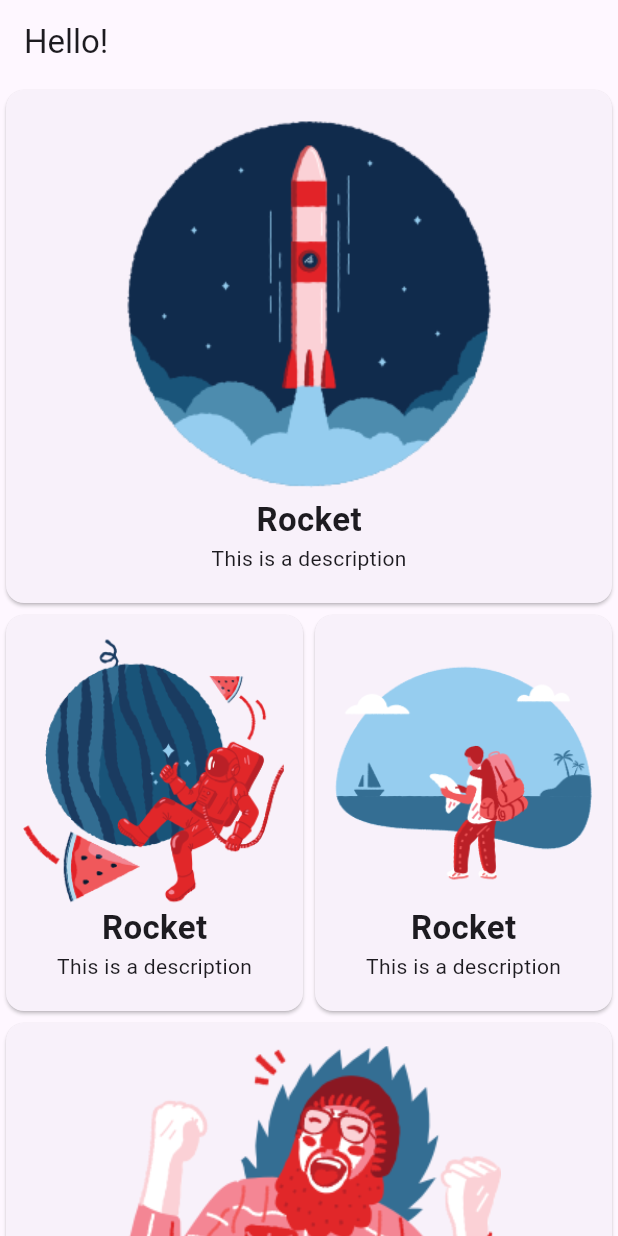
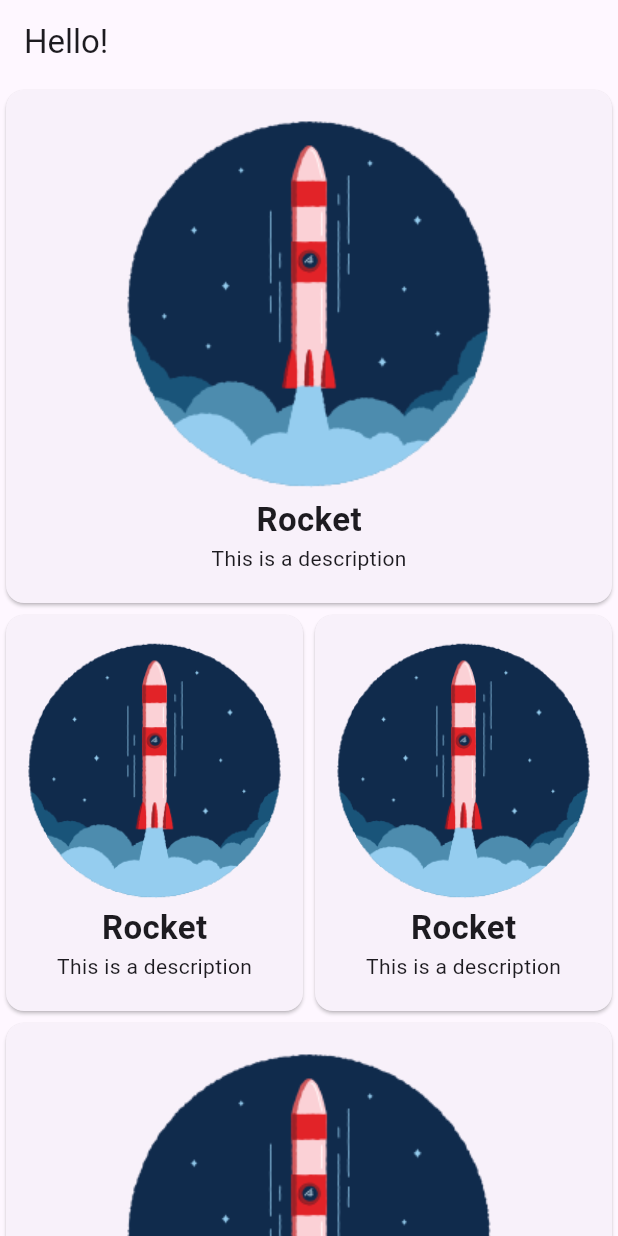
Before and after one commit to markprubin/flutter_app, a Flutter app: the screen it shows after launch, on a phone screen of 412 x 824 dp. Run offline on Flutter 3.47's test engine with Material 2 defaults, Android fonts, the phone set to English and light mode, and no system bars.

Commit message:
creates class for card widget

```diff
--- /dev/null
+++ b/lib/class/item_class.dart
@@ -0,0 +1,8 @@
+class ItemClass {
+  ItemClass({
+    required this.title,
+    required this.imagePath,
+  });
+  String title;
+  String imagePath;
+}
--- a/lib/pages/home_page.dart
+++ b/lib/pages/home_page.dart
@@ -1,4 +1,5 @@
 import 'package:flutter/material.dart';
+import 'package:flutter_app/class/item_class.dart';
 import 'package:flutter_app/widget/card_widget.dart';
 
 class HomePage extends StatelessWidget {
@@ -10,23 +11,31 @@ class HomePage extends StatelessWidget {
       appBar: AppBar(
         title: const Text("Hello!"),
       ),
-      body: const SingleChildScrollView(
+      body: SingleChildScrollView(
         child: Column(
           children: [
-            CardWidget(title: 'Rocket', imagePath: "images/rocket.png"),
+            CardWidget(
+              box: ItemClass(title: "Rocket", imagePath: "images/rocket.png"),
+            ),
             Row(
               children: [
                 Expanded(
                   child: CardWidget(
-                      title: 'Rocket', imagePath: "images/space.png"),
+                    box: ItemClass(
+                        title: "Rocket", imagePath: "images/rocket.png"),
+                  ),
                 ),
                 Expanded(
                   child: CardWidget(
-                      title: 'Rocket', imagePath: "images/travel.png"),
+                    box: ItemClass(
+                        title: "Rocket", imagePath: "images/rocket.png"),
+                  ),
                 ),
               ],
             ),
-            CardWidget(title: 'Rocket', imagePath: "images/yeah.png"),
+            CardWidget(
+              box: ItemClass(title: "Rocket", imagePath: "images/rocket.png"),
+            ),
           ],
         ),
       ),
--- a/lib/widget/card_widget.dart
+++ b/lib/widget/card_widget.dart
@@ -1,15 +1,14 @@
 import 'package:flutter/material.dart';
+import 'package:flutter_app/class/item_class.dart';
 
 import '../core/constants.dart';
 
 class CardWidget extends StatelessWidget {
   const CardWidget({
     super.key,
-    required this.title,
-    required this.imagePath,
+    required this.box,
   });
-  final String title;
-  final String imagePath;
+  final ItemClass box;
 
   @override
   Widget build(BuildContext context) {
@@ -20,8 +19,8 @@ class CardWidget extends StatelessWidget {
         child: Column(
           children: [
             const SizedBox(height: kDouble5),
-            Image.asset(imagePath),
-            Text(title,
+            Image.asset(box.imagePath),
+            Text(box.title,
                 style: const TextStyle(
                   fontSize: 22,
                   fontWeight: FontWeight.bold,
```
